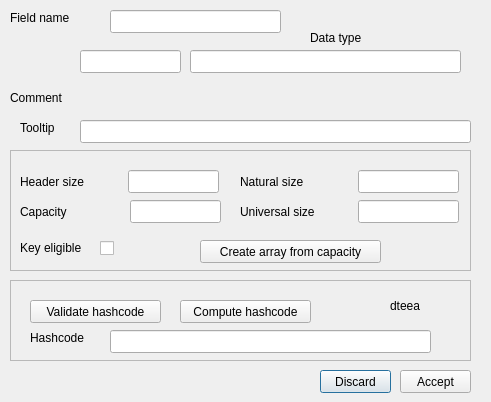
Before: the Qt Designer form zcontentutils/zfielddlg.ui in seth-world/zcontent, drawn with Qt 5.
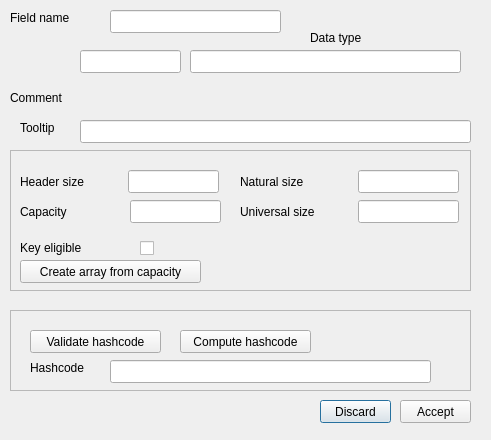
After: the same form once the commit is applied.

Diff of the .ui file:
```diff
--- a/zcontentutils/zfielddlg.ui
+++ b/zcontentutils/zfielddlg.ui
@@ -7,7 +7,7 @@
     <x>0</x>
     <y>0</y>
     <width>491</width>
-    <height>402</height>
+    <height>440</height>
    </rect>
   </property>
   <property name="windowTitle">
@@ -79,7 +79,7 @@
    <property name="geometry">
     <rect>
      <x>320</x>
-     <y>370</y>
+     <y>400</y>
      <width>71</width>
      <height>23</height>
     </rect>
@@ -92,7 +92,7 @@
    <property name="geometry">
     <rect>
      <x>400</x>
-     <y>370</y>
+     <y>400</y>
      <width>71</width>
      <height>23</height>
     </rect>
@@ -140,7 +140,7 @@
      <x>10</x>
      <y>150</y>
      <width>461</width>
-     <height>121</height>
+     <height>141</height>
     </rect>
    </property>
    <property name="frameShape">
@@ -250,7 +250,7 @@
     </property>
     <property name="geometry">
      <rect>
-      <x>90</x>
+      <x>130</x>
       <y>90</y>
       <width>16</width>
       <height>16</height>
@@ -276,8 +276,8 @@
    <widget class="QPushButton" name="CreateArrayBTn">
     <property name="geometry">
      <rect>
-      <x>190</x>
-      <y>90</y>
+      <x>10</x>
+      <y>110</y>
       <width>181</width>
       <height>23</height>
      </rect>
@@ -286,6 +286,22 @@
      <string>Create array from capacity</string>
     </property>
    </widget>
+   <widget class="QLabel" name="KeyEligibleLBl">
+    <property name="geometry">
+     <rect>
+      <x>170</x>
+      <y>90</y>
+      <width>281</width>
+      <height>16</height>
+     </rect>
+    </property>
+    <property name="toolTip">
+     <string extracomment="defines wether field may be part of a key or not"/>
+    </property>
+    <property name="text">
+     <string/>
+    </property>
+   </widget>
   </widget>
   <widget class="QLabel" name="CommentLBl">
    <property name="geometry">
@@ -304,7 +320,7 @@
    <property name="geometry">
     <rect>
      <x>10</x>
-     <y>280</y>
+     <y>310</y>
      <width>461</width>
      <height>81</height>
     </rect>
@@ -354,19 +370,6 @@
      <string>Compute hashcode</string>
     </property>
    </widget>
-   <widget class="QLabel" name="HashIconLBl">
-    <property name="geometry">
-     <rect>
-      <x>380</x>
-      <y>10</y>
-      <width>32</width>
-      <height>31</height>
-     </rect>
-    </property>
-    <property name="text">
-     <string>dteea</string>
-    </property>
-   </widget>
    <widget class="QLabel" name="label_6">
     <property name="geometry">
      <rect>
```
Left out of the diff: 6 changed lines with no effect on the pictures.
